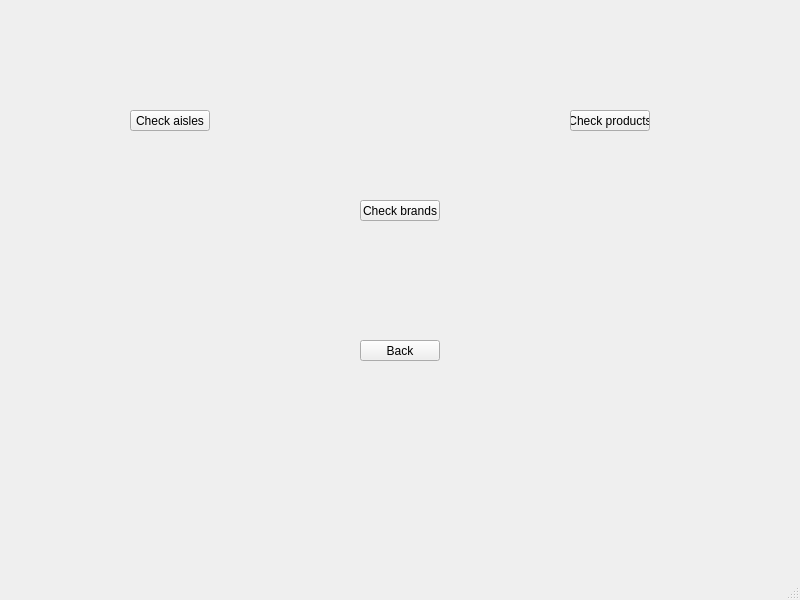
Qt form Client/reports/reports.ui (Corne1401/StrucProject3) before a commit.
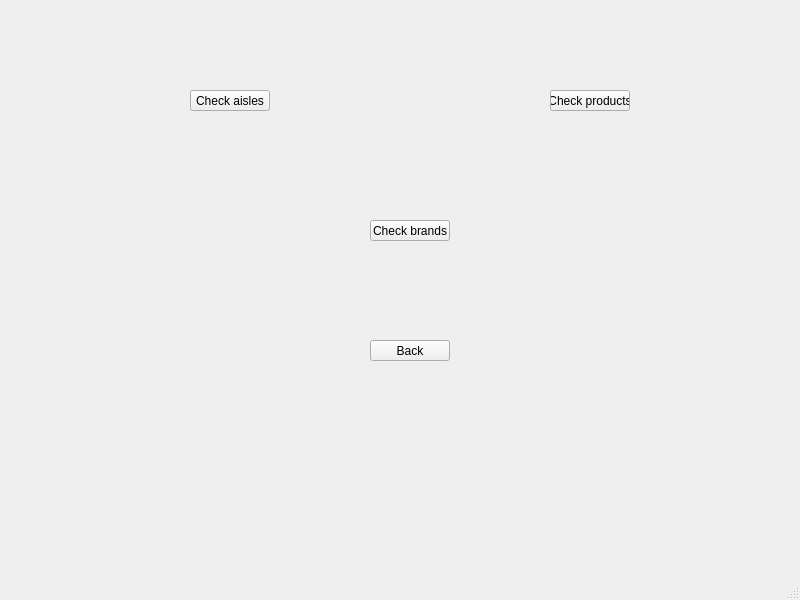
The same form after that commit.

Commit message: Reports, check ready

The edit to the form file:
```diff
--- a/Client/reports/reports.ui
+++ b/Client/reports/reports.ui
@@ -17,8 +17,8 @@
    <widget class="QPushButton" name="checkAisles">
     <property name="geometry">
      <rect>
-      <x>130</x>
-      <y>110</y>
+      <x>190</x>
+      <y>90</y>
       <width>80</width>
       <height>21</height>
      </rect>
@@ -30,8 +30,8 @@
    <widget class="QPushButton" name="checkProd">
     <property name="geometry">
      <rect>
-      <x>570</x>
-      <y>110</y>
+      <x>550</x>
+      <y>90</y>
       <width>80</width>
       <height>21</height>
      </rect>
@@ -43,8 +43,8 @@
    <widget class="QPushButton" name="checkBrands">
     <property name="geometry">
      <rect>
-      <x>360</x>
-      <y>200</y>
+      <x>370</x>
+      <y>220</y>
       <width>80</width>
       <height>21</height>
      </rect>
@@ -56,7 +56,7 @@
    <widget class="QPushButton" name="backBtn">
     <property name="geometry">
      <rect>
-      <x>360</x>
+      <x>370</x>
       <y>340</y>
       <width>80</width>
       <height>21</height>
```
Left out of the diff: 6 changed lines with no effect on the pictures. The commit also changes 47 other files.
